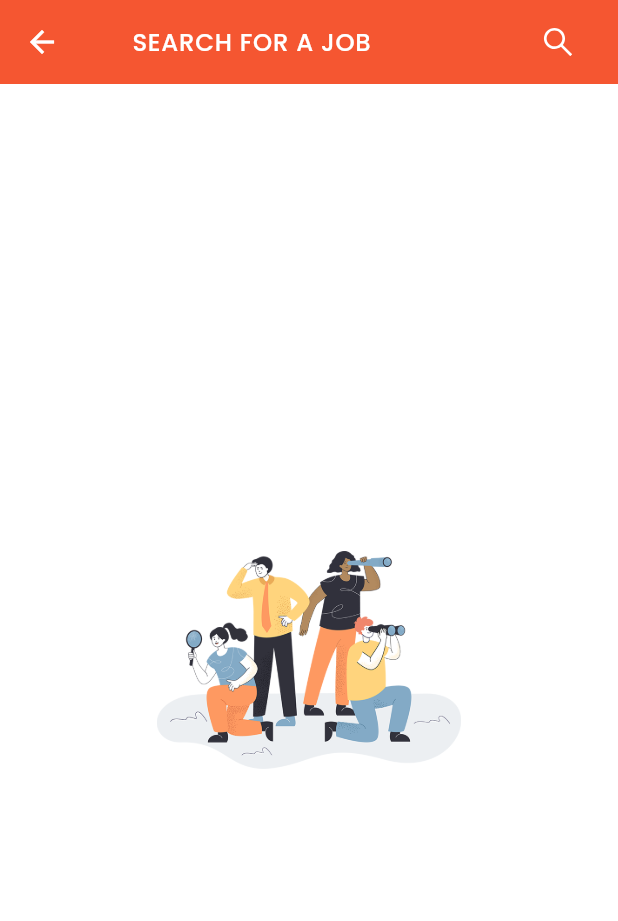
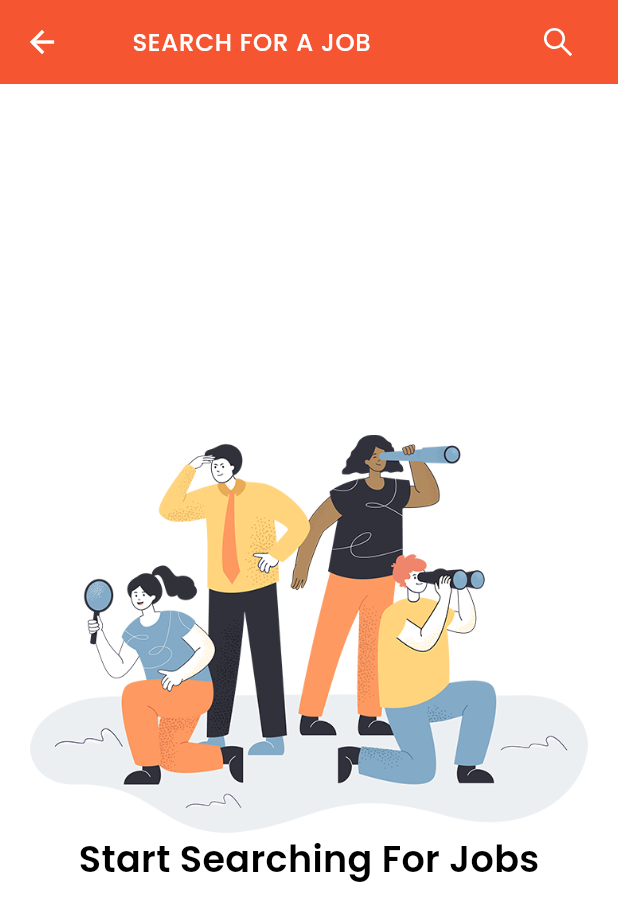
Before and after one commit to samridhav14/JobSathi, a Flutter app: the SearchPage screen opened directly, on a phone screen of 412 x 824 dp. Shown: the top 921 px of the screen. Run offline on Flutter 3.47's test engine with Material 3 defaults, Android fonts, the phone set to English and light mode, and no system bars; our stand-ins replace cached_network_image, firebase_core, firebase_storage, flutter_animate, flutter_screenutil, flutter_svg and 8 more; accounts and stored records are empty.

Commit message:
search working properly

```diff
--- a/lib/views/ui/search/searchpage.dart
+++ b/lib/views/ui/search/searchpage.dart
@@ -2,6 +2,10 @@ import 'package:flutter/material.dart';
 import 'package:flutter_screenutil/flutter_screenutil.dart';
 import 'package:flutter_vector_icons/flutter_vector_icons.dart';
 import 'package:job_sathi/constants/app_constants.dart';
+import 'package:job_sathi/models/response/jobs/jobs_response.dart';
+import 'package:job_sathi/services/helpers/jobs_helper.dart';
+import 'package:job_sathi/views/common/exports.dart';
+import 'package:job_sathi/views/common/vertical_tile.dart';
 import 'package:job_sathi/views/ui/search/widgets/custom_field.dart';
 
 class SearchPage extends StatefulWidget {
@@ -12,7 +16,12 @@ class SearchPage extends StatefulWidget {
 }
 
 class _SearchPageState extends State<SearchPage> {
-  TextEditingController controller = TextEditingController();
+  TextEditingController search = TextEditingController();
+  @override
+  void dispose() {
+    search.dispose();
+    super.dispose();
+  }
   @override
   Widget build(BuildContext context) {
     return Scaffold(
@@ -21,7 +30,7 @@ class _SearchPageState extends State<SearchPage> {
        iconTheme: IconThemeData(color:Color(kLight.value),),
        title:CustomField(
         hintText: 'Search For a Job',
-        controller: controller,
+        controller: search,
          suffixIcon:GestureDetector(
            onTap: (){
             setState(() {
@@ -33,14 +42,51 @@ class _SearchPageState extends State<SearchPage> {
        ),
       elevation: 0,
       ),
-      body:  Center(
-          child:
-            Padding(padding: EdgeInsets.all(20.h),
-            child:Image.asset('assets/images/optimized_search.png',height: 200.h,width: 200.h,),
-
+      body: search.text.isNotEmpty?Padding(
+        padding: const EdgeInsets.all(8.0),
+        child: FutureBuilder<List<JobsResponse>>(
+          future: JobsHelper.searchJobs(search.text),
+          builder: (context,snapshot){
+            if(snapshot.connectionState==ConnectionState.waiting){
+              return const Center(child: CircularProgressIndicator(),);
+            }
+            else if(snapshot.hasError){
+              return Center(child: ReusableText(text: "Error: ${snapshot.error}", style: appstyle(16, Color(kDark.value), FontWeight.w600),),);
+            }
+            else if(snapshot.data!.isEmpty){
+              return Padding(
+            padding: EdgeInsets.symmetric(horizontal: 20.h,
+          ),
+            child: Column(
+              mainAxisAlignment: MainAxisAlignment.center,
+              children: [
+                Image.asset("assets/images/optimized_search.png"),
+                ReusableText(text: "No Jobs Found", style: appstyle(24, Color(kDark.value), FontWeight.w600),),
+                 ],
             )
-
-        )
+          );
+            }
+            final jobs = snapshot.data;
+             return ListView.builder(
+              itemCount: jobs!.length,
+              itemBuilder: (context,index){
+                final job = jobs[index];
+                return VerticalTileWidget(jobs: job, onTap: (){});
+              }
+             );
+          },),
+      )
+        :Padding(
+          padding: EdgeInsets.symmetric(horizontal: 20.h,
+        ),
+          child: Column(
+            mainAxisAlignment: MainAxisAlignment.center,
+            children: [
+              Image.asset("assets/images/optimized_search.png"),
+              ReusableText(text: "Start Searching For Jobs", style: appstyle(24, Color(kDark.value), FontWeight.w600),),
+               ],
+          )
+        ),
     );
   }
 }
```
